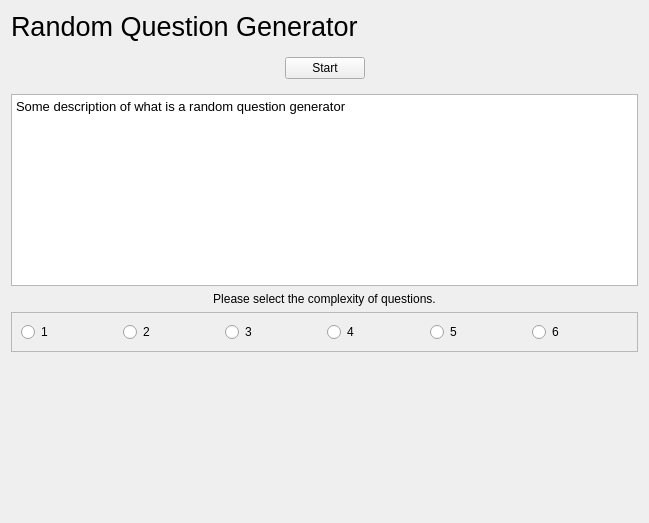
adibozzhanov/LeProgram, file src/views/ui/randomPage.ui: the form before one commit.
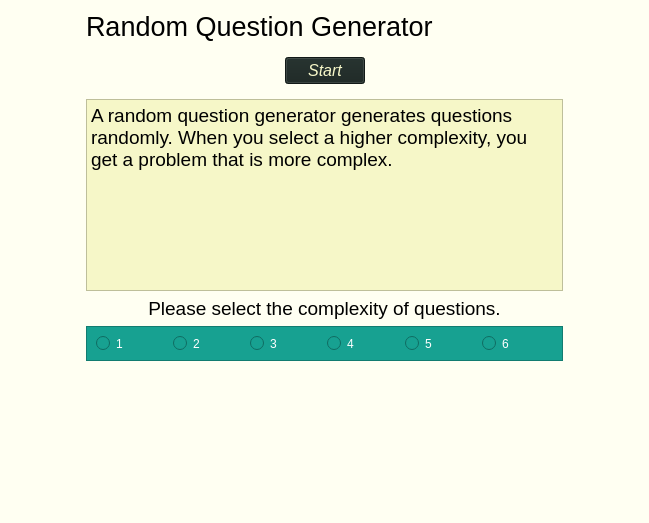
The form after the commit.

The edit to the form file:
```diff
--- a/src/views/ui/randomPage.ui
+++ b/src/views/ui/randomPage.ui
@@ -16,43 +16,30 @@
   <property name="layoutDirection">
    <enum>Qt::LeftToRight</enum>
   </property>
+  <property name="styleSheet">
+   <string notr="true">background-color: rgb(255, 255, 242);
+border-color: rgb(255, 255, 242);</string>
+  </property>
   <layout class="QGridLayout" name="gridLayout">
-   <item row="4" column="0">
-    <widget class="QLabel" name="label">
-     <property name="text">
-      <string>Please select the complexity of questions.</string>
+   <item row="6" column="1">
+    <spacer name="verticalSpacer">
+     <property name="orientation">
+      <enum>Qt::Vertical</enum>
      </property>
-     <property name="alignment">
-      <set>Qt::AlignCenter</set>
+     <property name="sizeHint" stdset="0">
+      <size>
+       <width>20</width>
+       <height>40</height>
+      </size>
      </property>
-    </widget>
+    </spacer>
    </item>
-   <item row="0" column="0">
-    <widget class="QLabel" name="titleLabel">
-     <property name="font">
-      <font>
-       <pointsize>20</pointsize>
-      </font>
-     </property>
-     <property name="text">
-      <string>Random Question Generator</string>
-     </property>
-    </widget>
-   </item>
-   <item row="3" column="0">
-    <widget class="QTextBrowser" name="descriptionLabel">
-     <property name="html">
-      <string>&lt;!DOCTYPE HTML PUBLIC &quot;-//W3C//DTD HTML 4.0//EN&quot; &quot;http://www.w3.org/TR/REC-html40/strict.dtd&quot;&gt;
-&lt;html&gt;&lt;head&gt;&lt;meta name=&quot;qrichtext&quot; content=&quot;1&quot; /&gt;&lt;style type=&quot;text/css&quot;&gt;
-p, li { white-space: pre-wrap; }
-&lt;/style&gt;&lt;/head&gt;&lt;body style=&quot; font-family:'Fira Sans Semi-Light'; font-size:10pt; font-weight:400; font-style:normal;&quot;&gt;
-&lt;p style=&quot; margin-top:0px; margin-bottom:0px; margin-left:0px; margin-right:0px; -qt-block-indent:0; text-indent:0px;&quot;&gt;Some description of what is a random question generator&lt;/p&gt;
-&lt;p style=&quot;-qt-paragraph-type:empty; margin-top:0px; margin-bottom:0px; margin-left:0px; margin-right:0px; -qt-block-indent:0; text-indent:0px;&quot;&gt;&lt;br /&gt;&lt;/p&gt;&lt;/body&gt;&lt;/html&gt;</string>
-     </property>
-    </widget>
-   </item>
-   <item row="5" column="0">
+   <item row="5" column="1">
     <widget class="QFrame" name="radioFrame">
+     <property name="styleSheet">
+      <string notr="true">background-color: rgb(23, 161, 145);
+color: rgb(255, 255, 255);</string>
+     </property>
      <property name="frameShape">
       <enum>QFrame::StyledPanel</enum>
      </property>
@@ -105,20 +92,74 @@
      </layout>
     </widget>
    </item>
-   <item row="6" column="0">
-    <spacer name="verticalSpacer">
+   <item row="3" column="1">
+    <widget class="QTextBrowser" name="descriptionLabel">
+     <property name="font">
+      <font>
+       <family>Helvetica Neue</family>
+       <pointsize>14</pointsize>
+      </font>
+     </property>
+     <property name="styleSheet">
+      <string notr="true">background-color: rgb(246, 247, 200);</string>
+     </property>
+     <property name="html">
+      <string>&lt;!DOCTYPE HTML PUBLIC &quot;-//W3C//DTD HTML 4.0//EN&quot; &quot;http://www.w3.org/TR/REC-html40/strict.dtd&quot;&gt;
+&lt;html&gt;&lt;head&gt;&lt;meta name=&quot;qrichtext&quot; content=&quot;1&quot; /&gt;&lt;style type=&quot;text/css&quot;&gt;
+p, li { white-space: pre-wrap; }
+&lt;/style&gt;&lt;/head&gt;&lt;body style=&quot; font-family:'Helvetica Neue'; font-size:14pt; font-weight:400; font-style:normal;&quot;&gt;
+&lt;p style=&quot; margin-top:0px; margin-bottom:0px; margin-left:0px; margin-right:0px; -qt-block-indent:0; text-indent:0px;&quot;&gt;&lt;span style=&quot; font-family:'Fira Sans Semi-Light';&quot;&gt;A random question generator generates questions randomly. When you select a higher complexity, you get a problem that is more complex.&lt;/span&gt;&lt;/p&gt;&lt;/body&gt;&lt;/html&gt;</string>
+     </property>
+    </widget>
+   </item>
+   <item row="4" column="1">
+    <widget class="QLabel" name="label">
+     <property name="font">
+      <font>
+       <family>Helvetica Neue</family>
+       <pointsize>14</pointsize>
+      </font>
+     </property>
+     <property name="text">
+      <string>Please select the complexity of questions.</string>
+     </property>
+     <property name="alignment">
+      <set>Qt::AlignCenter</set>
+     </property>
+    </widget>
+   </item>
+   <item row="0" column="1">
+    <widget class="QLabel" name="titleLabel">
+     <property name="font">
+      <font>
+       <family>Helvetica Neue</family>
+       <pointsize>20</pointsize>
+       <weight>50</weight>
+       <bold>false</bold>
+      </font>
+     </property>
+     <property name="text">
+      <string>Random Question Generator</string>
+     </property>
+    </widget>
+   </item>
+   <item row="3" column="2">
+    <spacer name="horizontalSpacer_3">
      <property name="orientation">
-      <enum>Qt::Vertical</enum>
+      <enum>Qt::Horizontal</enum>
+     </property>
+     <property name="sizeType">
+      <enum>QSizePolicy::Preferred</enum>
      </property>
      <property name="sizeHint" stdset="0">
       <size>
-       <width>20</width>
-       <height>40</height>
+       <width>75</width>
+       <height>20</height>
       </size>
      </property>
     </spacer>
    </item>
-   <item row="1" column="0">
+   <item row="1" column="1">
     <widget class="QFrame" name="frame">
      <property name="frameShape">
       <enum>QFrame::NoFrame</enum>
@@ -142,6 +183,18 @@
       </item>
       <item>
        <widget class="QPushButton" name="startButton">
+        <property name="font">
+         <font>
+          <family>Helvetica Neue</family>
+          <pointsize>12</pointsize>
+          <italic>true</italic>
+         </font>
+        </property>
+        <property name="styleSheet">
+         <string notr="true">background-color: rgb(24, 35, 32);
+color: rgb(246, 247, 200);
+</string>
+        </property>
         <property name="text">
          <string>Start</string>
         </property>
@@ -163,6 +216,22 @@
      </layout>
     </widget>
    </item>
+   <item row="3" column="0">
+    <spacer name="horizontalSpacer_4">
+     <property name="orientation">
+      <enum>Qt::Horizontal</enum>
+     </property>
+     <property name="sizeType">
+      <enum>QSizePolicy::Preferred</enum>
+     </property>
+     <property name="sizeHint" stdset="0">
+      <size>
+       <width>75</width>
+       <height>20</height>
+      </size>
+     </property>
+    </spacer>
+   </item>
   </layout>
  </widget>
  <resources/>
```
